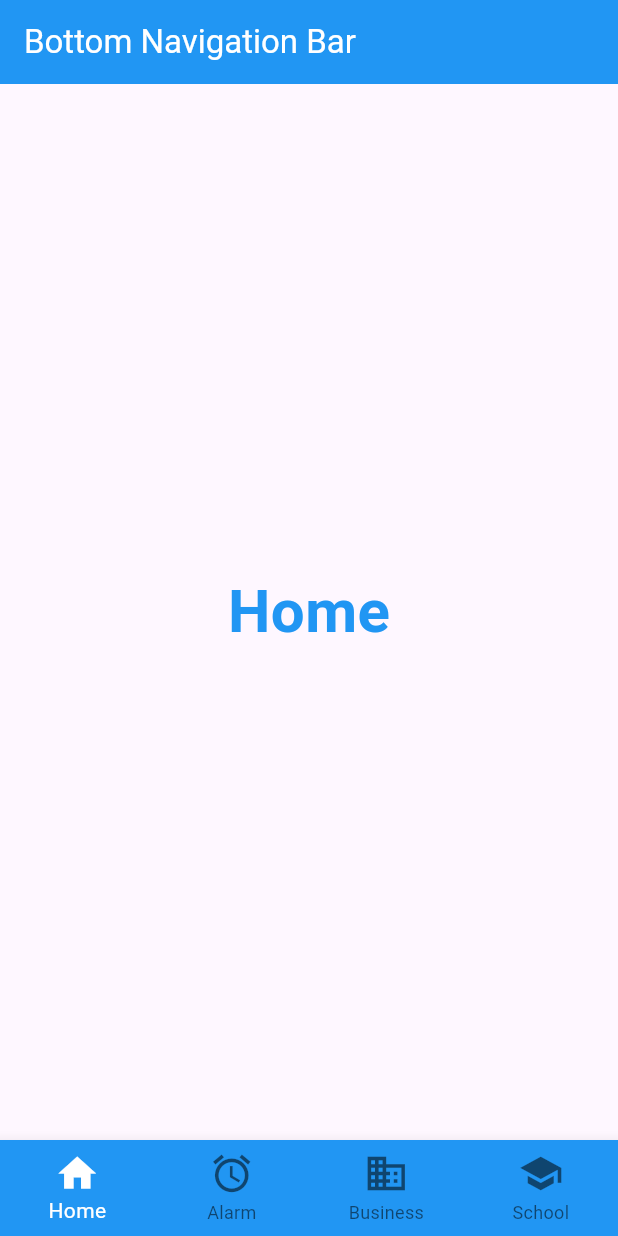
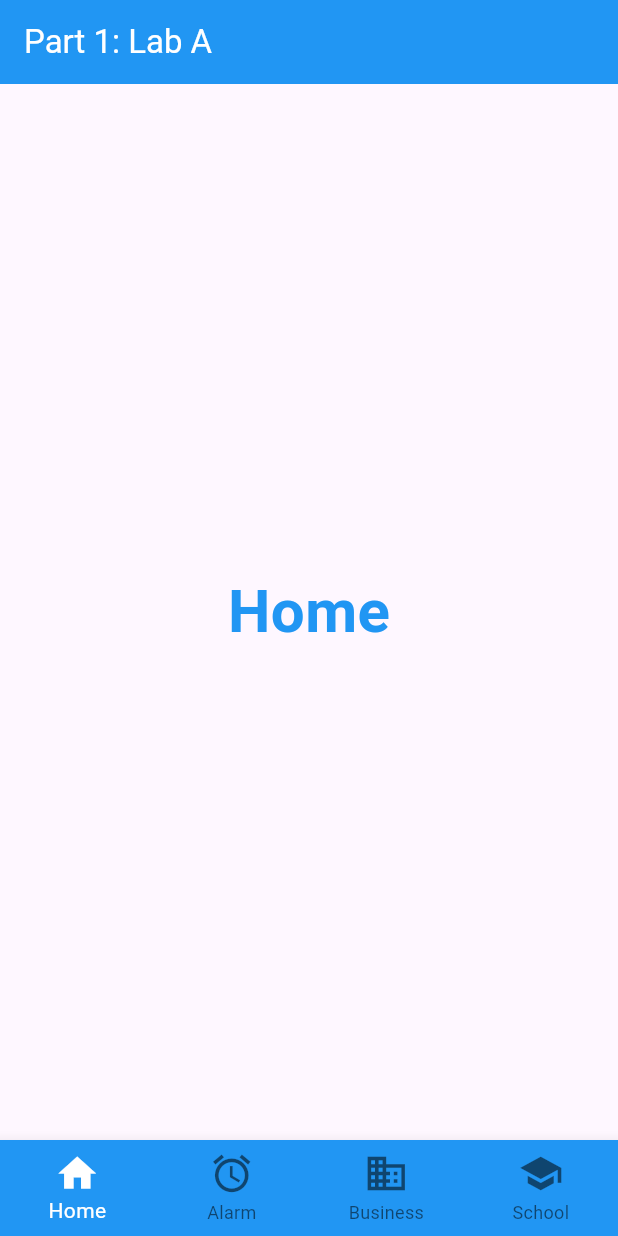
Before and after one commit to izzatizatiii/TMA3084_G02_104454_Lab05_Lesson07, a Flutter app: the screen it shows after launch, on a phone screen of 412 x 824 dp. Run offline on Flutter 3.47's test engine with Material 3 defaults, Android fonts, the phone set to English and light mode, and no system bars.

Commit message:
Change title on main

```diff
--- a/lib/main.dart
+++ b/lib/main.dart
@@ -1,4 +1,5 @@
 import 'package:flutter/material.dart';
+
 import 'screen1.dart';
 import 'screen2.dart';
 import 'screen3.dart';
@@ -39,7 +40,7 @@ class _BottomNavLabState extends State<BottomNavLab> {
   Widget build(BuildContext context) {
     return Scaffold(
       appBar: AppBar(
-        title: const Text('Bottom Navigation Bar'),
+        title: const Text('Part 1: Lab A'),
         backgroundColor: Colors.blue,
         foregroundColor: Colors.white,
       ),
@@ -58,7 +59,10 @@ class _BottomNavLabState extends State<BottomNavLab> {
         items: const [
           BottomNavigationBarItem(icon: Icon(Icons.home), label: 'Home'),
           BottomNavigationBarItem(icon: Icon(Icons.alarm), label: 'Alarm'),
-          BottomNavigationBarItem(icon: Icon(Icons.business), label: 'Business'),
+          BottomNavigationBarItem(
+            icon: Icon(Icons.business),
+            label: 'Business',
+          ),
           BottomNavigationBarItem(icon: Icon(Icons.school), label: 'School'),
         ],
       ),
```
